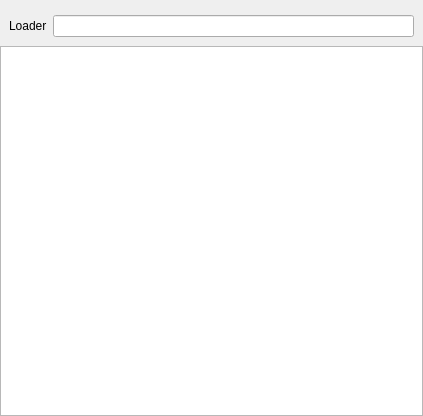
The window that sources/settings_dialog/settings_images.ui (anpp/openhxserver) describes before a commit, drawn with Qt 5.
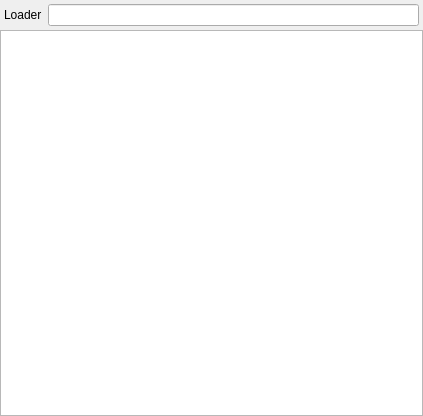
The same window after the commit.

Commit message: fix interface for MacOS

What changed in the file:
```diff
--- a/sources/settings_dialog/settings_images.ui
+++ b/sources/settings_dialog/settings_images.ui
@@ -49,17 +49,32 @@
         </size>
        </property>
        <layout class="QFormLayout" name="formLayout_2">
+        <property name="sizeConstraint">
+         <enum>QLayout::SetMaximumSize</enum>
+        </property>
+        <property name="fieldGrowthPolicy">
+         <enum>QFormLayout::ExpandingFieldsGrow</enum>
+        </property>
+        <property name="leftMargin">
+         <number>4</number>
+        </property>
+        <property name="topMargin">
+         <number>4</number>
+        </property>
+        <property name="rightMargin">
+         <number>4</number>
+        </property>
+        <property name="bottomMargin">
+         <number>4</number>
+        </property>
         <item row="0" column="0">
-         <layout class="QFormLayout" name="formLayout"/>
-        </item>
-        <item row="1" column="0">
          <widget class="QLabel" name="label">
           <property name="text">
            <string>Loader</string>
           </property>
          </widget>
         </item>
-        <item row="1" column="1">
+        <item row="0" column="1">
          <widget class="QLineEdit" name="leLoader">
           <property name="text">
            <string/>
@@ -67,6 +82,12 @@
           <property name="readOnly">
            <bool>true</bool>
           </property>
+          <property name="cursorMoveStyle">
+           <enum>Qt::VisualMoveStyle</enum>
+          </property>
+          <property name="clearButtonEnabled">
+           <bool>false</bool>
+          </property>
          </widget>
         </item>
        </layout>
```
The commit also changes 3 other files.
